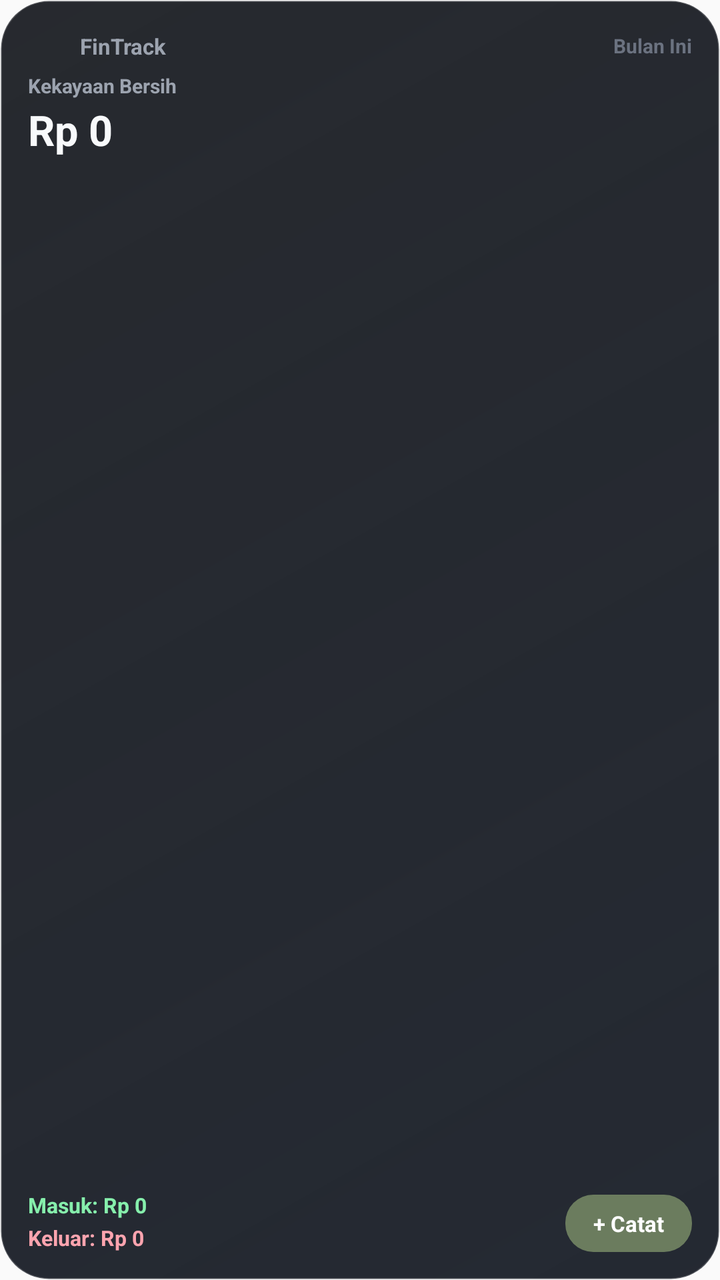
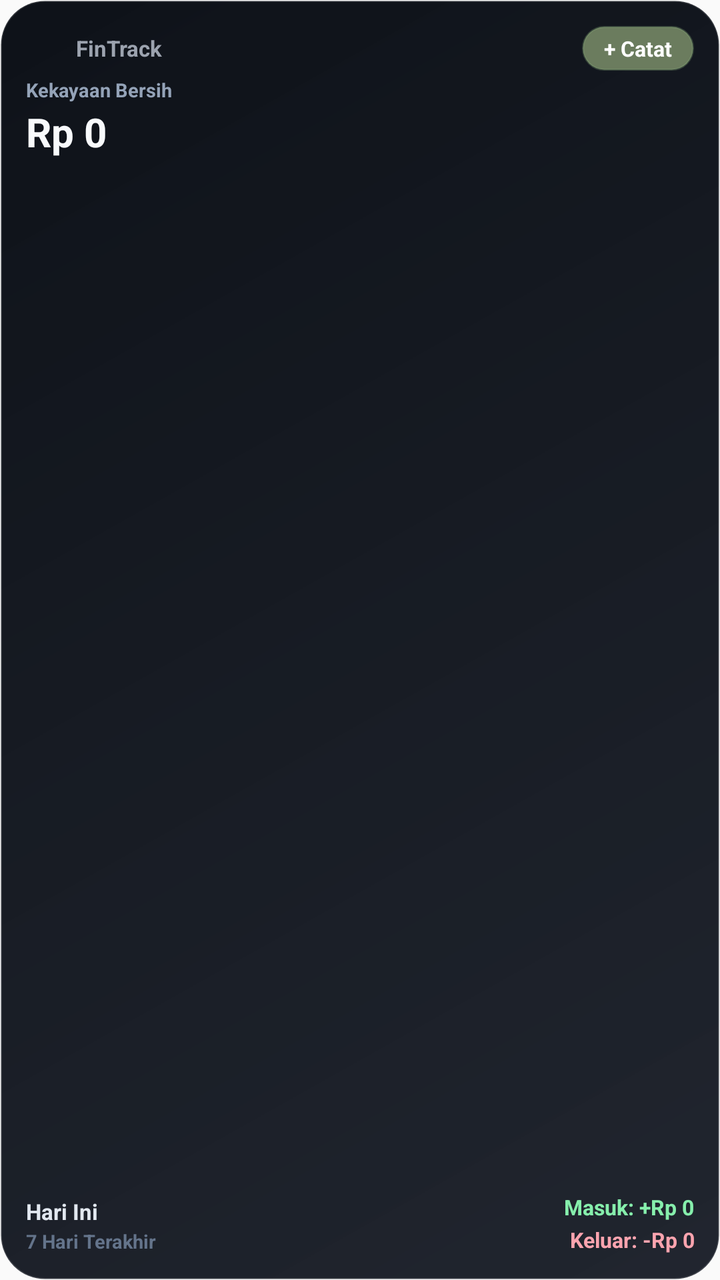

Screens rendered from an Android XML layout before and after an edit, with the pre-edit source and the edit as a unified diff.
<!-- AndroidManifest.xml: application theme AppTheme -->
<!-- res/layout/widget_fintrack_balance.xml -->
<?xml version="1.0" encoding="utf-8"?>
<LinearLayout xmlns:android="http://schemas.android.com/apk/res/android"
    android:id="@+id/widget_container"
    android:layout_width="match_parent"
    android:layout_height="match_parent"
    android:background="@drawable/widget_bg"
    android:orientation="vertical"
    android:padding="14dp">

    
    <LinearLayout
        android:layout_width="match_parent"
        android:layout_height="wrap_content"
        android:gravity="center_vertical"
        android:orientation="horizontal">

        <ImageView
            android:layout_width="18dp"
            android:layout_height="18dp"
            android:src="@mipmap/ic_launcher"
            android:contentDescription="@string/app_name" />

        <TextView
            android:layout_width="0dp"
            android:layout_height="wrap_content"
            android:layout_marginStart="8dp"
            android:layout_weight="1"
            android:text="FinTrack"
            android:textColor="#9CA3AF"
            android:textSize="11sp"
            android:textStyle="bold" />

        <TextView
            android:id="@+id/widget_period_label"
            android:layout_width="wrap_content"
            android:layout_height="wrap_content"
            android:text="Bulan Ini"
            android:textColor="#6B7280"
            android:textSize="10sp"
            android:textStyle="bold" />
    </LinearLayout>

    
    <TextView
        android:id="@+id/widget_balance_label"
        android:layout_width="wrap_content"
        android:layout_height="wrap_content"
        android:layout_marginTop="4dp"
        android:text="Kekayaan Bersih"
        android:textColor="#9CA3AF"
        android:textSize="10sp"
        android:textStyle="bold" />

    <TextView
        android:id="@+id/widget_total_balance"
        android:layout_width="wrap_content"
        android:layout_height="wrap_content"
        android:layout_marginTop="1dp"
        android:maxLines="1"
        android:ellipsize="end"
        android:text="Rp 0"
        android:textColor="#F8FAFC"
        android:textSize="21sp"
        android:textStyle="bold" />

    
    <ImageView
        android:id="@+id/widget_sparkline"
        android:layout_width="match_parent"
        android:layout_height="34dp"
        android:layout_marginTop="2dp"
        android:layout_marginBottom="2dp"
        android:scaleType="fitXY"
        android:visibility="gone"
        android:contentDescription="Tren Kekayaan Bersih" />

    
    <LinearLayout
        android:layout_width="match_parent"
        android:layout_height="0dp"
        android:layout_marginTop="8dp"
        android:layout_weight="1"
        android:gravity="bottom|center_vertical"
        android:orientation="horizontal">

        <LinearLayout
            android:layout_width="0dp"
            android:layout_height="wrap_content"
            android:layout_weight="1"
            android:orientation="vertical">

            <TextView
                android:id="@+id/widget_income_text"
                android:layout_width="wrap_content"
                android:layout_height="wrap_content"
                android:maxLines="1"
                android:ellipsize="end"
                android:text="Masuk: Rp 0"
                android:textColor="#86EFAC"
                android:textSize="10.5sp"
                android:textStyle="bold" />

            <TextView
                android:id="@+id/widget_expense_text"
                android:layout_width="wrap_content"
                android:layout_height="wrap_content"
                android:layout_marginTop="2dp"
                android:maxLines="1"
                android:ellipsize="end"
                android:text="Keluar: Rp 0"
                android:textColor="#FDA4AF"
                android:textSize="10.5sp"
                android:textStyle="bold" />
        </LinearLayout>

        <TextView
            android:id="@+id/widget_btn_add"
            android:layout_width="wrap_content"
            android:layout_height="wrap_content"
            android:background="@drawable/widget_btn_bg"
            android:paddingStart="14dp"
            android:paddingTop="7dp"
            android:paddingEnd="14dp"
            android:paddingBottom="7dp"
            android:text="+ Catat"
            android:textColor="#FFFFFF"
            android:textSize="11sp"
            android:textStyle="bold" />
    </LinearLayout>

</LinearLayout>
<!-- resources referenced by this layout -->
<resources>
  <!-- drawable widget_bg (drawable) -->
  <?xml version="1.0" encoding="utf-8"?>
  <shape xmlns:android="http://schemas.android.com/apk/res/android"
      android:shape="rectangle">
      <gradient
          android:startColor="#EE151A24"
          android:endColor="#E60F1218"
          android:angle="135" />
      <corners android:radius="24dp" />
      <stroke
          android:width="1dp"
          android:color="#33FFFFFF" />
  </shape>
  <!-- drawable widget_btn_bg (drawable) -->
  <?xml version="1.0" encoding="utf-8"?>
  <shape xmlns:android="http://schemas.android.com/apk/res/android"
      android:shape="rectangle">
      <solid android:color="#6B7C5E" />
      <corners android:radius="14dp" />
  </shape>
  <!-- mipmap ic_launcher (mipmap-anydpi-v26) -->
  <?xml version="1.0" encoding="utf-8"?>
  <adaptive-icon xmlns:android="http://schemas.android.com/apk/res/android">
      <background android:drawable="@color/ic_launcher_background"/>
      <foreground android:drawable="@drawable/ic_launcher_foreground"/>
  </adaptive-icon>
  <string name="app_name">FinTrack</string>
  <style name="AppTheme" parent="Theme.AppCompat.Light.DarkActionBar">
          
          <item name="colorPrimary">@color/colorPrimary</item>
          <item name="colorPrimaryDark">@color/colorPrimaryDark</item>
          <item name="colorAccent">@color/colorAccent</item>
      </style>
  <color name="ic_launcher_background">#18221B</color>
  <!-- drawable ic_launcher_foreground (drawable-v24) -->
  <vector xmlns:android="http://schemas.android.com/apk/res/android"
      android:width="108dp"
      android:height="108dp"
      android:viewportWidth="108"
      android:viewportHeight="108">
      
      <path
          android:fillColor="#4C6B54"
          android:pathData="M30.5,63 L37.5,63 C38.88,63 40,64.12 40,65.5 L40,75.5 C40,76.88 38.88,78 37.5,78 L30.5,78 C29.12,78 28,76.88 28,75.5 L28,65.5 C28,64.12 29.12,63 30.5,63 Z" />
      
      <path
          android:fillColor="#8AA68F"
          android:pathData="M50.5,51 L57.5,51 C58.88,51 60,52.12 60,53.5 L60,75.5 C60,76.88 58.88,78 57.5,78 L50.5,78 C49.12,78 48,76.88 48,75.5 L48,53.5 C48,52.12 49.12,51 50.5,51 Z" />
      
      <path
          android:fillColor="#A15A42"
          android:pathData="M70.5,34 L77.5,34 C78.88,34 80,35.12 80,36.5 L80,75.5 C80,76.88 78.88,78 77.5,78 L70.5,78 C69.12,78 68,76.88 68,75.5 L68,36.5 C68,35.12 69.12,34 70.5,34 Z" />
      
      <path
          android:fillColor="#F3EEE2"
          android:pathData="M74,34 L80,34 L80,40 Z" />
  </vector>
  <color name="colorPrimary">#0F1218</color>
  <color name="colorPrimaryDark">#0B0F1A</color>
  <color name="colorAccent">#6B7C5E</color>
</resources>

<!-- the commit's change to res/layout/widget_fintrack_balance.xml (unified diff, before → after) -->
@@ -5,7 +5,7 @@
     android:layout_height="match_parent"
     android:background="@drawable/widget_bg"
     android:orientation="vertical"
-    android:padding="14dp">
+    android:padding="13dp">
 
     
     <LinearLayout
@@ -23,7 +23,7 @@
         <TextView
             android:layout_width="0dp"
             android:layout_height="wrap_content"
-            android:layout_marginStart="8dp"
+            android:layout_marginStart="7dp"
             android:layout_weight="1"
             android:text="FinTrack"
             android:textColor="#9CA3AF"
@@ -31,12 +31,17 @@
             android:textStyle="bold" />
 
         <TextView
-            android:id="@+id/widget_period_label"
+            android:id="@+id/widget_btn_add"
             android:layout_width="wrap_content"
             android:layout_height="wrap_content"
-            android:text="Bulan Ini"
-            android:textColor="#6B7280"
-            android:textSize="10sp"
+            android:background="@drawable/widget_btn_bg"
+            android:paddingStart="11dp"
+            android:paddingTop="4dp"
+            android:paddingEnd="11dp"
+            android:paddingBottom="4dp"
+            android:text="+ Catat"
+            android:textColor="#FFFFFF"
+            android:textSize="10.5sp"
             android:textStyle="bold" />
     </LinearLayout>
 
@@ -45,10 +50,10 @@
         android:id="@+id/widget_balance_label"
         android:layout_width="wrap_content"
         android:layout_height="wrap_content"
-        android:layout_marginTop="4dp"
+        android:layout_marginTop="3dp"
         android:text="Kekayaan Bersih"
-        android:textColor="#9CA3AF"
-        android:textSize="10sp"
+        android:textColor="#94A3B8"
+        android:textSize="9.5sp"
         android:textStyle="bold" />
 
     <TextView
@@ -60,14 +65,14 @@
         android:ellipsize="end"
         android:text="Rp 0"
         android:textColor="#F8FAFC"
-        android:textSize="21sp"
+        android:textSize="20sp"
         android:textStyle="bold" />
 
     
     <ImageView
         android:id="@+id/widget_sparkline"
         android:layout_width="match_parent"
-        android:layout_height="34dp"
+        android:layout_height="32dp"
         android:layout_marginTop="2dp"
         android:layout_marginBottom="2dp"
         android:scaleType="fitXY"
@@ -78,24 +83,58 @@
     <LinearLayout
         android:layout_width="match_parent"
         android:layout_height="0dp"
-        android:layout_marginTop="8dp"
+        android:layout_marginTop="4dp"
         android:layout_weight="1"
         android:gravity="bottom|center_vertical"
         android:orientation="horizontal">
 
+        
         <LinearLayout
             android:layout_width="0dp"
             android:layout_height="wrap_content"
             android:layout_weight="1"
+            android:gravity="start|center_vertical"
+            android:orientation="vertical">
+
+            <TextView
+                android:id="@+id/widget_date_text"
+                android:layout_width="wrap_content"
+                android:layout_height="wrap_content"
+                android:maxLines="1"
+                android:ellipsize="end"
+                android:text="Hari Ini"
+                android:textColor="#E2E8F0"
+                android:textSize="11sp"
+                android:textStyle="bold" />
+
+            <TextView
+                android:id="@+id/widget_period_label"
+                android:layout_width="wrap_content"
+                android:layout_height="wrap_content"
+                android:layout_marginTop="1dp"
+                android:maxLines="1"
+                android:ellipsize="end"
+                android:text="7 Hari Terakhir"
+                android:textColor="#64748B"
+                android:textSize="9.5sp"
+                android:textStyle="bold" />
+        </LinearLayout>
+
+        
+        <LinearLayout
+            android:layout_width="wrap_content"
+            android:layout_height="wrap_content"
+            android:gravity="end|center_vertical"
             android:orientation="vertical">
 
             <TextView
                 android:id="@+id/widget_income_text"
                 android:layout_width="wrap_content"
                 android:layout_height="wrap_content"
+                android:gravity="end"
                 android:maxLines="1"
                 android:ellipsize="end"
-                android:text="Masuk: Rp 0"
+                android:text="Masuk: +Rp 0"
                 android:textColor="#86EFAC"
                 android:textSize="10.5sp"
                 android:textStyle="bold" />
@@ -105,27 +144,14 @@
                 android:layout_width="wrap_content"
                 android:layout_height="wrap_content"
                 android:layout_marginTop="2dp"
+                android:gravity="end"
                 android:maxLines="1"
                 android:ellipsize="end"
-                android:text="Keluar: Rp 0"
+                android:text="Keluar: -Rp 0"
                 android:textColor="#FDA4AF"
                 android:textSize="10.5sp"
                 android:textStyle="bold" />
         </LinearLayout>
-
-        <TextView
-            android:id="@+id/widget_btn_add"
-            android:layout_width="wrap_content"
-            android:layout_height="wrap_content"
-            android:background="@drawable/widget_btn_bg"
-            android:paddingStart="14dp"
-            android:paddingTop="7dp"
-            android:paddingEnd="14dp"
-            android:paddingBottom="7dp"
-            android:text="+ Catat"
-            android:textColor="#FFFFFF"
-            android:textSize="11sp"
-            android:textStyle="bold" />
     </LinearLayout>
 
 </LinearLayout>
<!-- resource entries referenced after the edit -->
@@ -5,13 +5,13 @@
   <shape xmlns:android="http://schemas.android.com/apk/res/android"
       android:shape="rectangle">
       <gradient
-          android:startColor="#EE151A24"
-          android:endColor="#E60F1218"
+          android:startColor="#F0131822"
+          android:endColor="#FA090D14"
           android:angle="135" />
-      <corners android:radius="24dp" />
+      <corners android:radius="22dp" />
       <stroke
           android:width="1dp"
-          android:color="#33FFFFFF" />
+          android:color="#26FFFFFF" />
   </shape>
   <!-- drawable widget_btn_bg (drawable) -->
   <?xml version="1.0" encoding="utf-8"?>
@@ -19,6 +19,9 @@
       android:shape="rectangle">
       <solid android:color="#6B7C5E" />
       <corners android:radius="14dp" />
+      <stroke
+          android:width="1dp"
+          android:color="#4D86A879" />
   </shape>
   <!-- mipmap ic_launcher (mipmap-anydpi-v26) -->
   <?xml version="1.0" encoding="utf-8"?>
